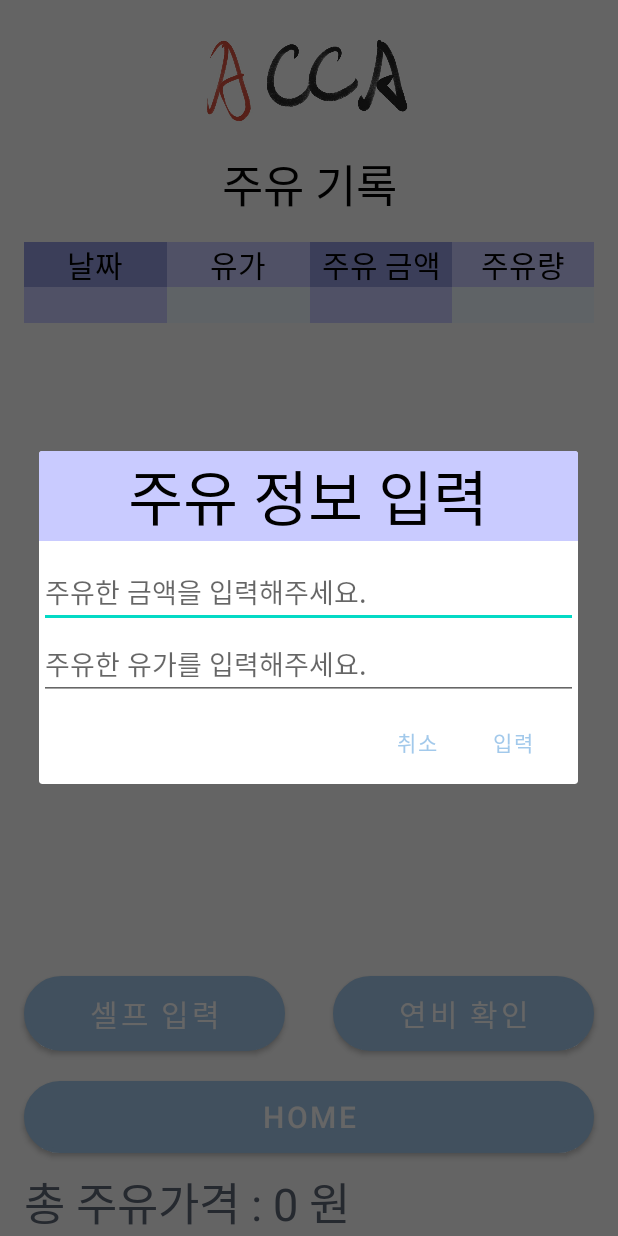
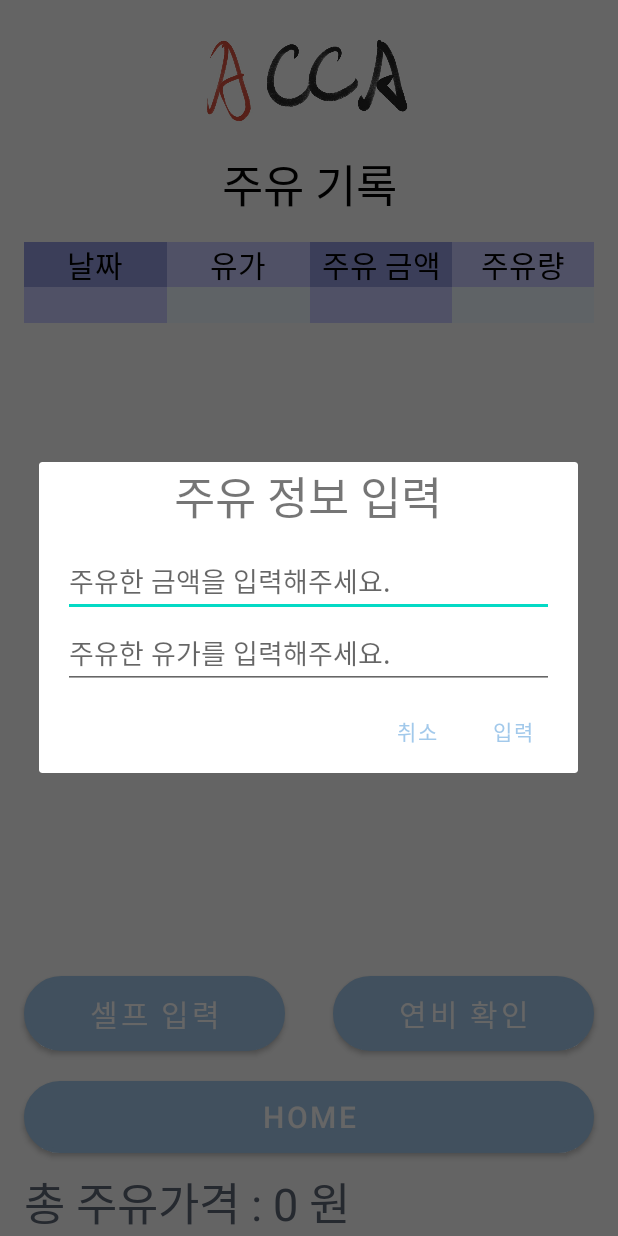
Before and after one commit to Jong-han/CAR-CARE-APP_kotlin, an Android app: the OilRecordFragment screen opened through its navigation route, after a tap on "셀프 입력", on a phone screen of 412 x 824 dp. Run offline under Robolectric (Android 15) with nearby library versions, the light colour scheme and no system bars; our stand-ins replace Room's generated code, data binding; 1 statement that could not run was skipped.

Commit message:
연비측정 입장자유 퇴장불가 셀프측정 UI 변경

```diff
--- a/app/src/main/java/halla/icsw/acca_kotlin/MyViewModel.kt
+++ b/app/src/main/java/halla/icsw/acca_kotlin/MyViewModel.kt
@@ -178,11 +178,6 @@ class MyViewModel(application: Application) : AndroidViewModel(application), Loc
         Repository.mMySharedPreferences.setAfterCheckDistance("D",tempDistance)
     }
 
-    fun removeCheckData() {
-        Repository.mMySharedPreferences.setAfterCheckDistance("D",0.0)
-        Repository.mMySharedPreferences.setLiter("L",0.0)
-    }
-
     fun removeLiter(){
         Repository.mMySharedPreferences.setLiter("L",0.0)
     }
--- a/app/src/main/res/layout/dialog_layout.xml
+++ b/app/src/main/res/layout/dialog_layout.xml
@@ -12,11 +12,9 @@
         android:layout_height="wrap_content"
         android:layout_gravity="center"
         android:layout_marginBottom="10dp"
-        android:background="@color/background_color"
         android:gravity="center"
         android:text="주유 정보 입력"
-        android:textColor="@color/black"
-        android:textSize="40dp" />
+        android:textSize="30dp" />
 
     <EditText
         android:id="@+id/dialog_totalOilPrice"
@@ -24,6 +22,8 @@
         android:layout_height="wrap_content"
         android:ems="10"
         android:hint="주유한 금액을 입력해주세요."
+        android:layout_marginLeft="16dp"
+        android:layout_marginRight="16dp"
         android:inputType="number" />
 
     <EditText
@@ -32,5 +32,7 @@
         android:layout_height="wrap_content"
         android:ems="10"
         android:hint="주유한 유가를 입력해주세요."
+        android:layout_marginLeft="16dp"
+        android:layout_marginRight="16dp"
         android:inputType="number" />
 </LinearLayout>
```
Also changed, not shown: app/src/main/java/halla/icsw/acca_kotlin/fragment/MainFragment.kt (+8 -4 lines), app/src/main/java/halla/icsw/acca_kotlin/fragment/OilRecordFragment.kt (+11 -5 lines).
